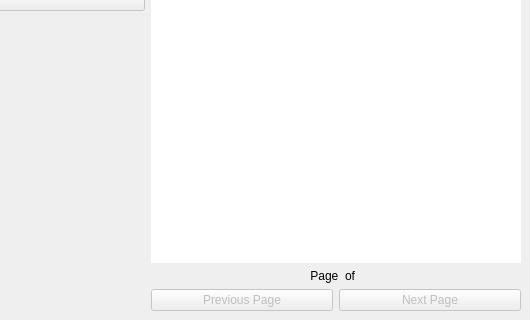
Qt form converter/window.ui (IHappyPlant/PDF_Converter) before a commit; both pictures show x 234 to 764 and y 160 to 480 of the 764 by 480 pixel window.
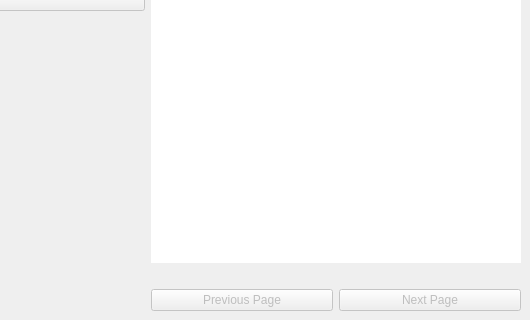
The same form after that commit.

Commit message: removed text from page numbers label by default added function for updating page numbers label info simplified color format setting for png

```diff
--- a/converter/window.ui
+++ b/converter/window.ui
@@ -266,7 +266,7 @@
       <item>
        <widget class="QLabel" name="page_numbers_label">
         <property name="text">
-         <string>Page  of  </string>
+         <string/>
         </property>
         <property name="alignment">
          <set>Qt::AlignCenter</set>
```
The commit also changes 2 other files.
